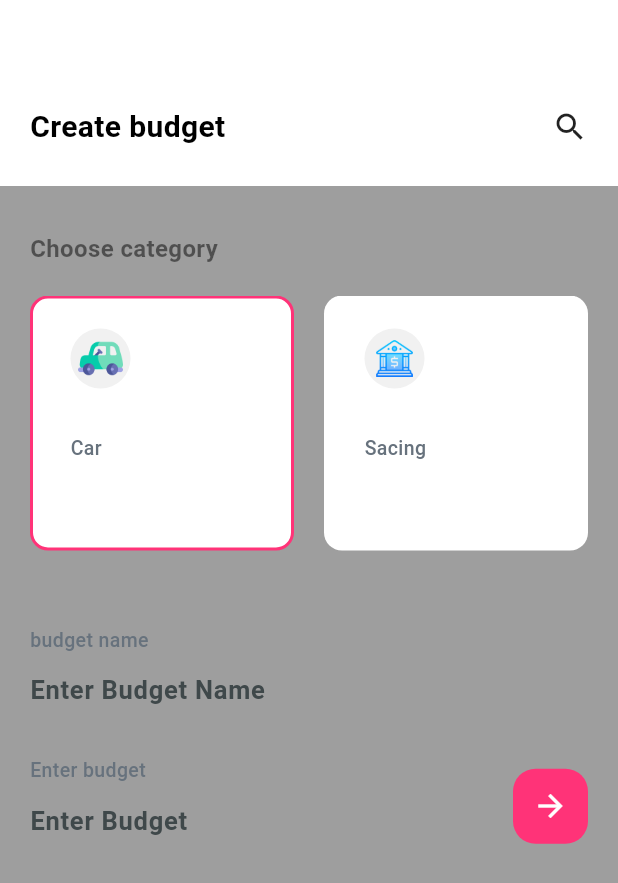
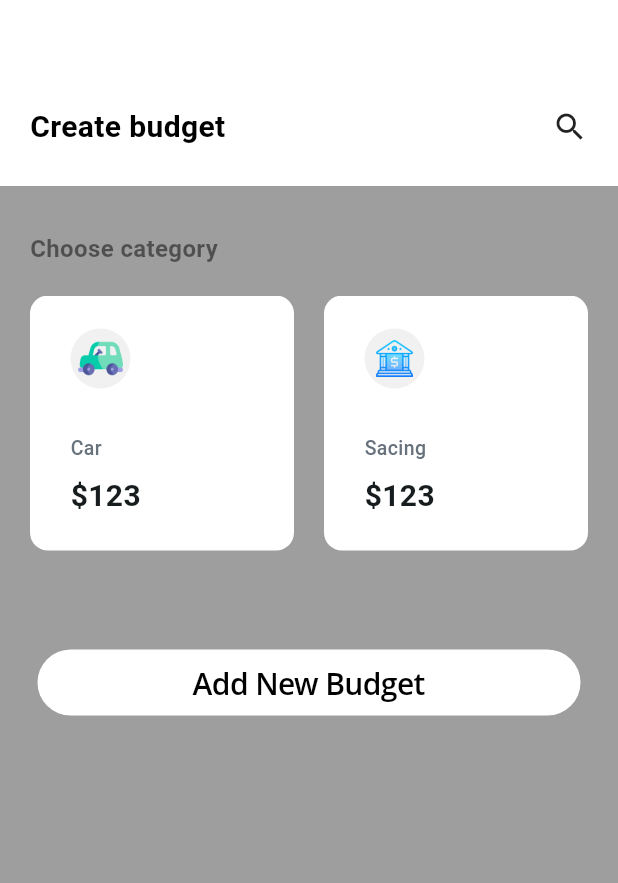
Before and after one commit to musseGkel/penny_path, a Flutter app: the screen it shows after launch, on a phone screen of 412 x 824 dp. Shown: the top 883 px of the screen. Run offline on Flutter 3.47's test engine with Material 3 defaults, Android fonts, the light colour scheme and no system bars; our stand-ins replace auto_route, fl_chart, get_it, injectable, smooth_page_indicator, stacked and 1 more; missing offline and left inert: flutter_initicon; Roboto replaces fonts that are missing (Open Sans).

Commit message:
dialog for adding a budget

```diff
--- a/lib/budget/budget_view.dart
+++ b/lib/budget/budget_view.dart
@@ -2,6 +2,8 @@ import 'package:auto_route/annotations.dart';
 import 'package:flutter/material.dart';
 import 'package:penny_path/budget/budget_viewmodel.dart';
 import 'package:penny_path/core/widgets/catagory_item.dart';
+import 'package:penny_path/core/widgets/common_dialog.dart';
+import 'package:penny_path/core/widgets/common_button.dart';
 import 'package:penny_path/theme/colors.dart';
 import 'package:stacked/stacked.dart';
 
@@ -16,7 +18,6 @@ class BudgetView extends StatefulWidget {
 class _BudgetViewState extends State<BudgetView> {
   @override
   Widget build(BuildContext context) {
-    var size = MediaQuery.of(context).size;
     return ViewModelBuilder<BudgetViewModel>.reactive(
       viewModelBuilder: () => BudgetViewModel(),
       onViewModelReady: (viewModel) => viewModel.onModelReady(),
@@ -98,7 +99,8 @@ class _BudgetViewState extends State<BudgetView> {
                             borderColor: viewModel.activeCatagory == index
                                 ? primary
                                 : Colors.transparent,
-                            subLabel: "",
+                            subLabel:
+                                "\$${viewModel.categories[index]["amount"]}",
                             onTap: () {
                               viewModel.changeCatagory(index);
                             },
@@ -110,7 +112,7 @@ class _BudgetViewState extends State<BudgetView> {
                             label: "Add Catagory",
                             subLabel: "add your choice",
                             onTap: () {
-                              viewModel.changeCatagory(index);
+                              viewModel.createCatagory();
                             },
                             borderColor: Colors.transparent,
                           );
@@ -122,80 +124,35 @@ class _BudgetViewState extends State<BudgetView> {
                 const SizedBox(
                   height: 50,
                 ),
-                Padding(
-                  padding: const EdgeInsets.only(left: 20, right: 20),
-                  child: Column(
-                    crossAxisAlignment: CrossAxisAlignment.start,
-                    children: [
-                      const Text(
-                        "budget name",
-                        style: TextStyle(
-                            fontWeight: FontWeight.w500,
-                            fontSize: 13,
-                            color: Color(0xff67727d)),
+                SizedBox(
+                  width: double.infinity,
+                  child: Padding(
+                    padding: const EdgeInsets.symmetric(
+                      horizontal: 25.0,
+                      vertical: 16,
+                    ),
+                    child: CommonButton(
+                      backgroundColor: white,
+                      text: "Add New Budget",
+                      textStyle: const TextStyle(
+                        color: black,
+                        fontSize: 20,
+                        fontFamily: 'Open Sans',
+                        fontWeight: FontWeight.w600,
+                        height: 1.55,
                       ),
-                      const TextField(
-                        // controller: _budgetName,
-                        cursorColor: black,
-                        style: TextStyle(
-                            fontSize: 17,
-                            fontWeight: FontWeight.bold,
-                            color: black),
-                        decoration: InputDecoration(
-                            hintText: "Enter Budget Name",
-                            border: InputBorder.none),
-                      ),
-                      const SizedBox(
-                        height: 20,
-                      ),
-                      Row(
-                        mainAxisAlignment: MainAxisAlignment.spaceBetween,
-                        children: [
-                          SizedBox(
-                            width: (size.width - 140),
-                            child: const Column(
-                              crossAxisAlignment: CrossAxisAlignment.start,
-                              children: [
-                                Text(
-                                  "Enter budget",
-                                  style: TextStyle(
-                                      fontWeight: FontWeight.w500,
-                                      fontSize: 13,
-                                      color: Color(0xff67727d)),
-                                ),
-                                TextField(
-                                  // controller: _budgetPrice,
-                                  cursorColor: black,
-                                  style: TextStyle(
-                                      fontSize: 17,
-                                      fontWeight: FontWeight.bold,
-                                      color: black),
-                                  decoration: InputDecoration(
-                                      hintText: "Enter Budget",
-                                      border: InputBorder.none),
-                                ),
-                              ],
-                            ),
-                          ),
-                          const SizedBox(
-                            width: 20,
-                          ),
-                          Container(
-                            width: 50,
-                            height: 50,
-                            decoration: BoxDecoration(
-                                color: primary,
-                                borderRadius: BorderRadius.circular(15)),
-                            child: const Icon(
-                              Icons.arrow_forward,
-                              color: white,
-                            ),
-                          ),
-                        ],
-                      ),
-                    ],
+                      onTap: () {
+                        showDialog(
+                          context: context,
+                          barrierDismissible: false,
+                          builder: (context) {
+                            return const CommonDialog();
+                          },
+                        );
+                      },
+                    ),
                   ),
-                )
+                ),
               ],
             ),
           ),
--- a/lib/budget/budget_viewmodel.dart
+++ b/lib/budget/budget_viewmodel.dart
@@ -1,22 +1,50 @@
+import 'package:flutter/material.dart';
 import 'package:stacked/stacked.dart';
 
 class BudgetViewModel extends BaseViewModel {
-  int _activeCategory = 0;
+  int _activeCategory = -1;
   int get activeCatagory => _activeCategory;
+  late TextEditingController budgetName;
+  late TextEditingController budgetAmount;
 
   List categories = [
-    {"name": "Car", "icon": "assets/images/car.png"},
-    {"name": "Sacing", "icon": "assets/images/saving.png"},
-    {"name": "Cash", "icon": "assets/images/cash.png"},
-    {"name": "Charity", "icon": "assets/images/charity.png"},
-    {"name": "Food", "icon": "assets/images/food.png"},
-    {"name": "Gift", "icon": "assets/images/gift.png"}
+    {"name": "Car", "icon": "assets/images/car.png", "amount": 123},
+    {"name": "Sacing", "icon": "assets/images/saving.png", "amount": 123},
+    {"name": "Cash", "icon": "assets/images/cash.png", "amount": 123},
+    {"name": "Charity", "icon": "assets/images/charity.png", "amount": 123},
+    {"name": "Food", "icon": "assets/images/food.png", "amount": 123},
+    {"name": "Gift", "icon": "assets/images/gift.png", "amount": 123}
   ];
 
   changeCatagory(int catagoryId) {
     _activeCategory = catagoryId;
+    budgetName.clear();
+    budgetName.text = categories[catagoryId]["name"];
+    budgetAmount.clear();
+    budgetAmount.text = categories[catagoryId]["amount"].toString();
     notifyListeners();
   }
 
-  onModelReady() {}
+  createCatagory() {
+    Map<String, dynamic> newCategory = {
+      "name": "",
+      "icon": "",
+      "amount": "",
+    };
+
+    categories.add(newCategory);
+    _activeCategory = categories.length - 1;
+    notifyListeners();
+  }
+
+  modifyCatagory() {
+    categories[_activeCategory]["name"] = budgetName.text;
+    categories[_activeCategory]["amount"] = budgetAmount.text;
+    notifyListeners();
+  }
+
+  onModelReady() {
+    budgetName = TextEditingController(text: "");
+    budgetAmount = TextEditingController(text: "");
+  }
 }
```
Also changed, not shown: lib/core/widgets/common_dialog.dart (added, +111 -0 lines).
